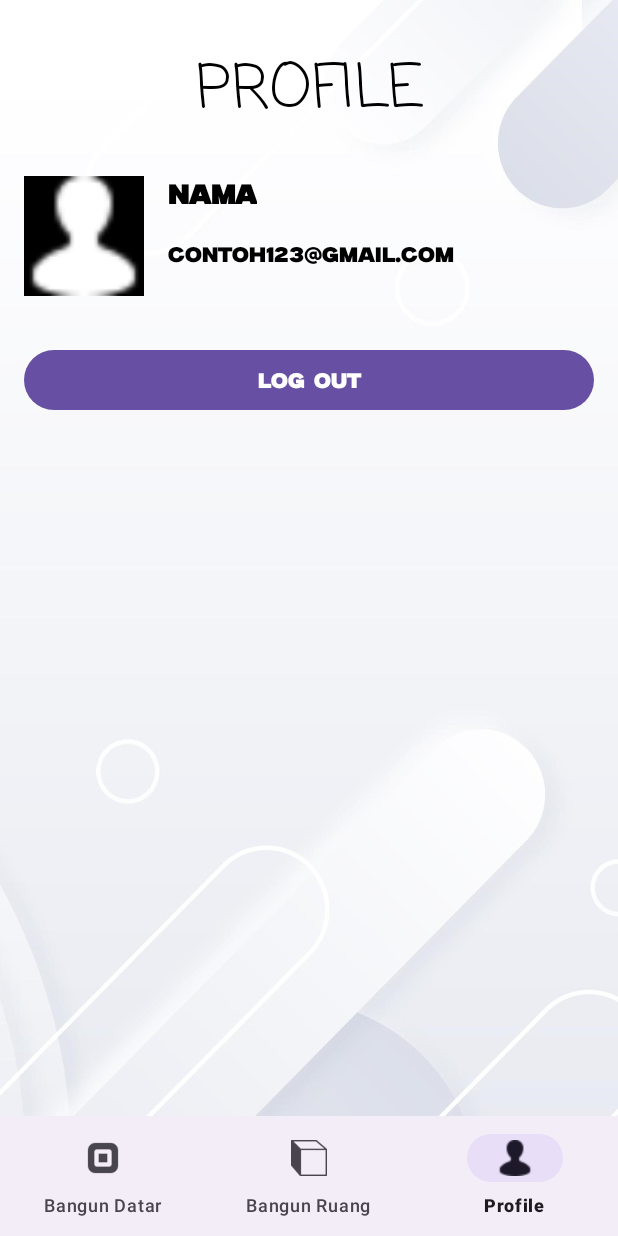
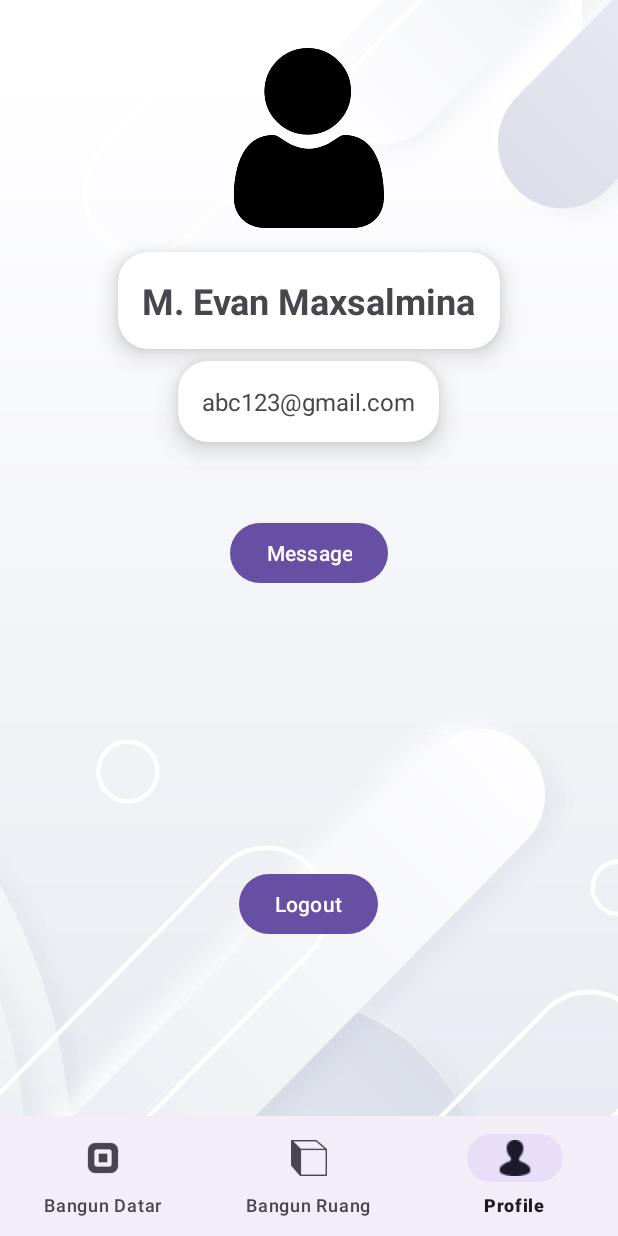
Before and after one commit to evanmaxsalmina/LUASVOLUME, an Android app: the screen it shows after launch (MainActivity), item 3 of the bottom bar chosen, on a phone screen of 412 x 824 dp. Run offline under Robolectric (Android 15) with nearby library versions, the phone set to English and light mode, and no system bars.

Commit message:
Initial commit

```diff
--- a/app/src/main/res/layout/fragment3.xml
+++ b/app/src/main/res/layout/fragment3.xml
@@ -1,71 +1,76 @@
 <?xml version="1.0" encoding="utf-8"?>
-<LinearLayout xmlns:android="http://schemas.android.com/apk/res/android"
+<RelativeLayout xmlns:android="http://schemas.android.com/apk/res/android"
+    xmlns:app="http://schemas.android.com/apk/res-auto"
     android:layout_width="match_parent"
     android:layout_height="match_parent"
-    android:orientation="vertical"
     android:background="@drawable/bgz">
-
-
-    <TextView
-        android:layout_width="match_parent"
-        android:layout_height="wrap_content"
-        android:text="PROFILE"
-        android:textColor="@color/black"
-        android:fontFamily="casual"
-        android:textAlignment="center"
-        android:layout_marginTop="30dp"
-        android:textSize="40dp"/>
-
-    <LinearLayout
-        android:layout_width="match_parent"
-        android:layout_height="wrap_content"
-        android:orientation="horizontal"
-        android:padding="16dp"
-        android:layout_marginTop="10dp">
 
     <ImageView
         android:id="@+id/profile_picture"
-            android:layout_width="80dp"
-            android:layout_height="80dp"
-            android:src="@drawable/logoc"
-            android:scaleType="centerCrop"
-            android:background="@color/black"/>
+        android:layout_width="120dp"
+        android:layout_height="120dp"
+        android:src="@drawable/user"
+        android:layout_centerHorizontal="true"
+        android:layout_marginTop="32dp"/>
 
-
-        <LinearLayout
+    <androidx.cardview.widget.CardView
+        android:id="@+id/name_cardview"
         android:layout_width="wrap_content"
         android:layout_height="wrap_content"
-            android:orientation="vertical"
-            android:layout_marginStart="16dp">
+        android:layout_below="@id/profile_picture"
+        android:layout_centerHorizontal="true"
+        android:layout_marginTop="16dp"
+        app:cardCornerRadius="20dp"
+        app:cardElevation="10dp">
 
         <TextView
-                android:id="@+id/text_name"
+            android:id="@+id/profile_name"
             android:layout_width="wrap_content"
             android:layout_height="wrap_content"
-                android:text="NAMA"
-                android:fontFamily="@font/miker"
-                android:textSize="18sp"
+            android:text="M. Evan Maxsalmina"
+            android:textSize="24sp"
             android:textStyle="bold"
-                android:textColor="@color/black"/>
+            android:padding="16dp"/>
+
+    </androidx.cardview.widget.CardView>
+
+    <androidx.cardview.widget.CardView
+        android:id="@+id/email_cardview"
+        android:layout_width="wrap_content"
+        android:layout_height="wrap_content"
+        android:layout_below="@id/name_cardview"
+        android:layout_centerHorizontal="true"
+        android:layout_marginTop="8dp"
+        app:cardCornerRadius="20dp"
+        app:cardElevation="10dp">
 
         <TextView
-                android:id="@+id/text_email"
+            android:id="@+id/profile_email"
             android:layout_width="wrap_content"
             android:layout_height="wrap_content"
-                android:text="contoh123@gmail.com"
-                android:textSize="14sp"
-                android:textColor="@android:color/black"
-                android:layout_marginTop="20dp"
-                android:fontFamily="@font/miker"/>
-        </LinearLayout>
-    </LinearLayout>
+            android:text="abc123@gmail.com"
+            android:textSize="16sp"
+            android:padding="16dp"/>
+
+    </androidx.cardview.widget.CardView>
+
+    <Button
+        android:id="@+id/message_button"
+        android:layout_width="wrap_content"
+        android:layout_height="wrap_content"
+        android:text="Message"
+        android:layout_below="@id/email_cardview"
+        android:layout_centerHorizontal="true"
+        android:layout_marginTop="50dp"
+        android:layout_marginBottom="170dp"/>
 
     <Button
         android:id="@+id/logout_button"
-        android:layout_width="match_parent"
+        android:layout_width="wrap_content"
         android:layout_height="wrap_content"
-        android:layout_margin="16dp"
-        android:text="Log Out"
-        android:fontFamily="@font/miker"/>
+        android:text="Logout"
+        android:layout_below="@id/message_button"
+        android:layout_centerHorizontal="true"
+        android:layout_marginTop="16dp"/>
 
-</LinearLayout>
+</RelativeLayout>
```
Also changed, not shown: app/src/main/res/drawable/user.png (added). Lines whose indentation alone changed are shown as unchanged.
